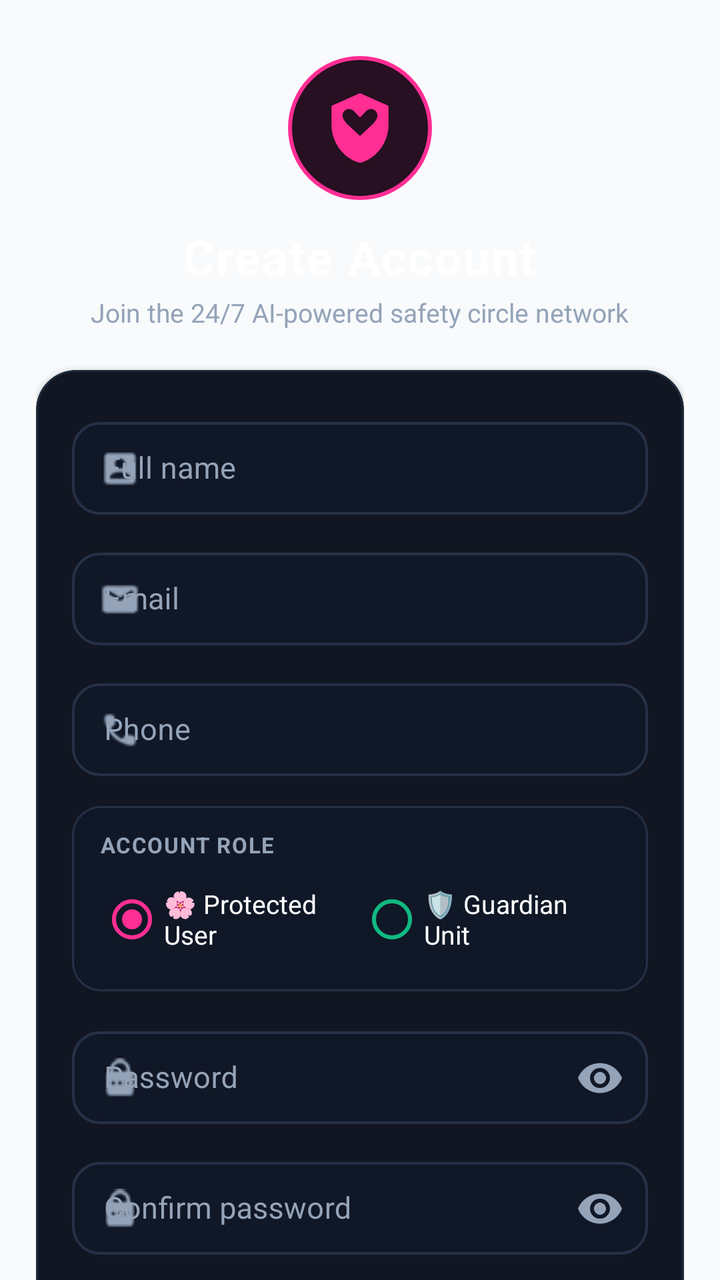
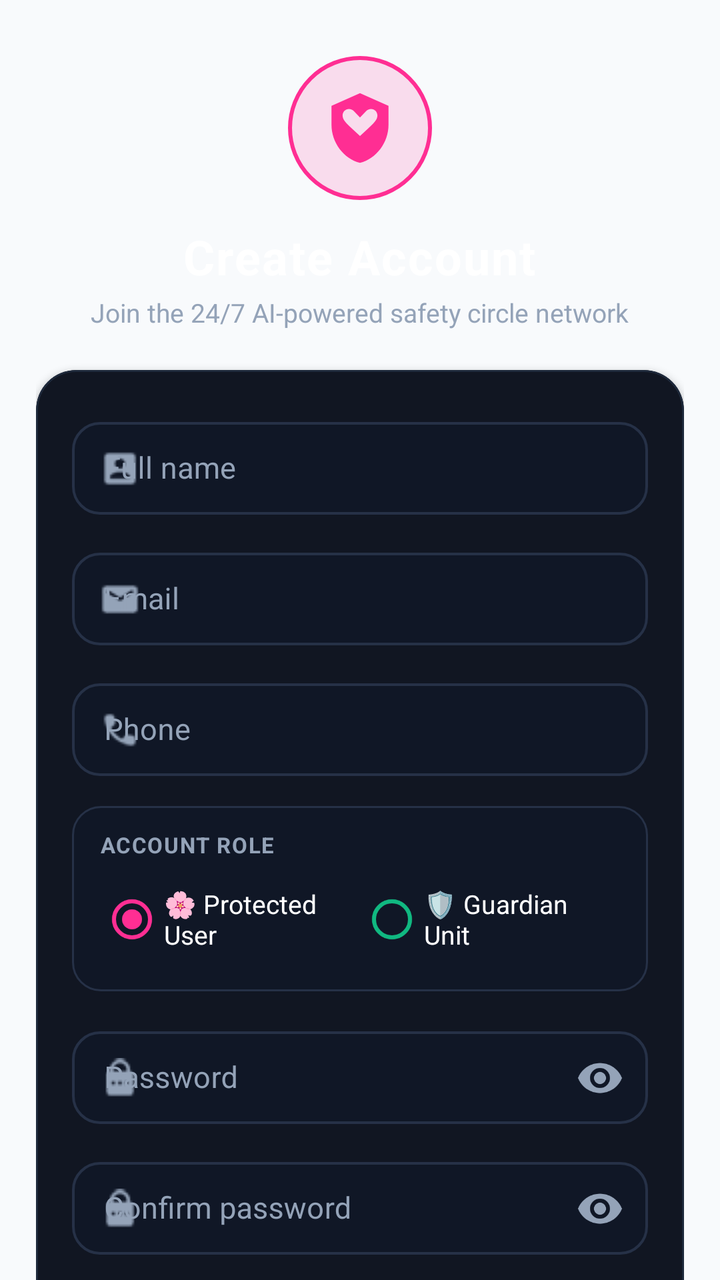

Before-and-after screenshots of an Android layout around one commit, followed by the original layout XML and the change that was made.
<!-- AndroidManifest.xml: application theme Theme.SheGuard -->
<!-- res/layout/fragment_register.xml -->
<?xml version="1.0" encoding="utf-8"?>
<androidx.coordinatorlayout.widget.CoordinatorLayout xmlns:android="http://schemas.android.com/apk/res/android"
    xmlns:app="http://schemas.android.com/apk/res-auto"
    xmlns:tools="http://schemas.android.com/tools"
    android:id="@+id/container_login"
    android:layout_width="match_parent"
    android:layout_height="match_parent"
    android:background="@color/surface_background"
    android:clipChildren="false"
    android:fitsSystemWindows="true"
    tools:context=".ui.fragment.RegisterFragment">

    <androidx.core.widget.NestedScrollView
        android:layout_width="match_parent"
        android:layout_height="match_parent"
        android:fillViewport="true">

        <LinearLayout
            android:layout_width="match_parent"
            android:layout_height="wrap_content"
            android:animateLayoutChanges="true"
            android:gravity="center_horizontal"
            android:orientation="vertical"
            android:paddingHorizontal="18dp"
            android:paddingTop="28dp"
            android:paddingBottom="36dp">

            
            <FrameLayout
                android:layout_width="72dp"
                android:layout_height="72dp"
                android:background="@drawable/bg_auth_logo_glow">

                <ImageView
                    android:layout_width="38dp"
                    android:layout_height="38dp"
                    android:layout_gravity="center"
                    android:src="@drawable/ic_shield_heart_vector"
                    app:tint="#FF2E93" />
            </FrameLayout>

            <TextView
                android:layout_width="wrap_content"
                android:layout_height="wrap_content"
                android:layout_marginTop="12dp"
                android:letterSpacing="0.03"
                android:text="Create Account"
                android:textColor="#FFFFFF"
                android:textSize="24sp"
                android:textStyle="bold" />

            <TextView
                android:layout_width="wrap_content"
                android:layout_height="wrap_content"
                android:layout_marginTop="3dp"
                android:text="Join the 24/7 AI-powered safety circle network"
                android:textColor="#94A3B8"
                android:textSize="13sp" />

            
            <com.google.android.material.card.MaterialCardView
                android:layout_width="match_parent"
                android:layout_height="wrap_content"
                android:layout_marginTop="20dp"
                app:cardBackgroundColor="#111622"
                app:cardCornerRadius="20dp"
                app:cardElevation="2dp"
                app:strokeColor="#1E293B"
                app:strokeWidth="1dp">

                <LinearLayout
                    android:layout_width="match_parent"
                    android:layout_height="wrap_content"
                    android:orientation="vertical"
                    android:paddingHorizontal="18dp"
                    android:paddingTop="20dp"
                    android:paddingBottom="22dp">

                    
                    <com.google.android.material.textfield.TextInputLayout
                        android:id="@+id/et_full_name_layout"
                        style="@style/Widget.MaterialComponents.TextInputLayout.OutlinedBox"
                        android:layout_width="match_parent"
                        android:layout_height="wrap_content"
                        android:layout_marginBottom="12dp"
                        android:animateLayoutChanges="true"
                        android:hint="@string/full_name"
                        android:textColorHint="#94A3B8"
                        app:boxBackgroundColor="#101726"
                        app:boxBackgroundMode="outline"
                        app:boxCornerRadiusBottomEnd="14dp"
                        app:boxCornerRadiusBottomStart="14dp"
                        app:boxCornerRadiusTopEnd="14dp"
                        app:boxCornerRadiusTopStart="14dp"
                        app:boxStrokeColor="@color/selector_auth_input_stroke"
                        app:boxStrokeWidth="1.2dp"
                        app:boxStrokeWidthFocused="1.8dp"
                        app:endIconMode="clear_text"
                        app:endIconTint="#94A3B8"
                        app:hintTextColor="@color/selector_auth_input_hint"
                        app:startIconDrawable="@drawable/ic_name_small"
                        app:startIconTint="#94A3B8">

                        <com.google.android.material.textfield.TextInputEditText
                            android:id="@+id/et_full_name"
                            android:layout_width="match_parent"
                            android:layout_height="wrap_content"
                            android:imeOptions="actionNext"
                            android:inputType="textPersonName"
                            android:paddingVertical="13dp"
                            android:singleLine="true"
                            android:textColor="#FFFFFF"
                            android:textSize="15sp" />

                    </com.google.android.material.textfield.TextInputLayout>

                    
                    <com.google.android.material.textfield.TextInputLayout
                        android:id="@+id/et_email_layout"
                        style="@style/Widget.MaterialComponents.TextInputLayout.OutlinedBox"
                        android:layout_width="match_parent"
                        android:layout_height="wrap_content"
                        android:layout_marginBottom="12dp"
                        android:animateLayoutChanges="true"
                        android:hint="@string/email"
                        android:textColorHint="#94A3B8"
                        app:boxBackgroundColor="#101726"
                        app:boxBackgroundMode="outline"
                        app:boxCornerRadiusBottomEnd="14dp"
                        app:boxCornerRadiusBottomStart="14dp"
                        app:boxCornerRadiusTopEnd="14dp"
                        app:boxCornerRadiusTopStart="14dp"
                        app:boxStrokeColor="@color/selector_auth_input_stroke"
                        app:boxStrokeWidth="1.2dp"
                        app:boxStrokeWidthFocused="1.8dp"
                        app:endIconMode="clear_text"
                        app:endIconTint="#94A3B8"
                        app:hintTextColor="@color/selector_auth_input_hint"
                        app:startIconDrawable="@drawable/ic_email_small"
                        app:startIconTint="#94A3B8">

                        <com.google.android.material.textfield.TextInputEditText
                            android:id="@+id/et_email"
                            android:layout_width="match_parent"
                            android:layout_height="wrap_content"
                            android:imeOptions="actionNext"
                            android:inputType="textEmailAddress"
                            android:paddingVertical="13dp"
                            android:singleLine="true"
                            android:textColor="#FFFFFF"
                            android:textSize="15sp" />

                    </com.google.android.material.textfield.TextInputLayout>

                    
                    <com.google.android.material.textfield.TextInputLayout
                        android:id="@+id/et_phone_layout"
                        style="@style/Widget.MaterialComponents.TextInputLayout.OutlinedBox"
                        android:layout_width="match_parent"
                        android:layout_height="wrap_content"
                        android:layout_marginBottom="14dp"
                        android:animateLayoutChanges="true"
                        android:hint="@string/phone"
                        android:textColorHint="#94A3B8"
                        app:boxBackgroundColor="#101726"
                        app:boxBackgroundMode="outline"
                        app:boxCornerRadiusBottomEnd="14dp"
                        app:boxCornerRadiusBottomStart="14dp"
                        app:boxCornerRadiusTopEnd="14dp"
                        app:boxCornerRadiusTopStart="14dp"
                        app:boxStrokeColor="@color/selector_auth_input_stroke"
                        app:boxStrokeWidth="1.2dp"
                        app:boxStrokeWidthFocused="1.8dp"
                        app:endIconMode="clear_text"
                        app:endIconTint="#94A3B8"
                        app:hintTextColor="@color/selector_auth_input_hint"
                        app:startIconDrawable="@drawable/ic_call_small"
                        app:startIconTint="#94A3B8">

                        <com.google.android.material.textfield.TextInputEditText
                            android:id="@+id/et_phone"
                            android:layout_width="match_parent"
                            android:layout_height="wrap_content"
                            android:imeOptions="actionNext"
                            android:inputType="phone"
                            android:paddingVertical="13dp"
                            android:singleLine="true"
                            android:textColor="#FFFFFF"
                            android:textSize="15sp" />

                    </com.google.android.material.textfield.TextInputLayout>

                    
                    <LinearLayout
                        android:layout_width="match_parent"
                        android:layout_height="wrap_content"
                        android:layout_marginBottom="14dp"
                        android:background="@drawable/bg_role_card_selector"
                        android:orientation="vertical"
                        android:paddingHorizontal="14dp"
                        android:paddingVertical="12dp">

                        <TextView
                            android:layout_width="wrap_content"
                            android:layout_height="wrap_content"
                            android:letterSpacing="0.05"
                            android:text="ACCOUNT ROLE"
                            android:textColor="#94A3B8"
                            android:textSize="11sp"
                            android:textStyle="bold" />

                        <RadioGroup
                            android:id="@+id/rg_role"
                            android:layout_width="match_parent"
                            android:layout_height="wrap_content"
                            android:layout_marginTop="6dp"
                            android:orientation="horizontal">

                            <RadioButton
                                android:id="@+id/rb_role_user"
                                android:layout_width="0dp"
                                android:layout_height="wrap_content"
                                android:layout_weight="1"
                                android:buttonTint="#FF2E93"
                                android:checked="true"
                                android:text="🌸 Protected User"
                                android:textColor="#FFFFFF"
                                android:textSize="13sp" />

                            <RadioButton
                                android:id="@+id/rb_role_guardian"
                                android:layout_width="0dp"
                                android:layout_height="wrap_content"
                                android:layout_weight="1"
                                android:buttonTint="#10B981"
                                android:text="🛡️ Guardian Unit"
                                android:textColor="#FFFFFF"
                                android:textSize="13sp" />
                        </RadioGroup>
                    </LinearLayout>

                    
                    <com.google.android.material.textfield.TextInputLayout
                        android:id="@+id/et_password_layout"
                        style="@style/Widget.MaterialComponents.TextInputLayout.OutlinedBox"
                        android:layout_width="match_parent"
                        android:layout_height="wrap_content"
                        android:layout_marginBottom="12dp"
                        android:animateLayoutChanges="true"
                        android:hint="@string/password"
                        android:textColorHint="#94A3B8"
                        app:boxBackgroundColor="#101726"
                        app:boxBackgroundMode="outline"
                        app:boxCornerRadiusBottomEnd="14dp"
                        app:boxCornerRadiusBottomStart="14dp"
                        app:boxCornerRadiusTopEnd="14dp"
                        app:boxCornerRadiusTopStart="14dp"
                        app:boxStrokeColor="@color/selector_auth_input_stroke"
                        app:boxStrokeWidth="1.2dp"
                        app:boxStrokeWidthFocused="1.8dp"
                        app:endIconMode="password_toggle"
                        app:endIconTint="#94A3B8"
                        app:hintTextColor="@color/selector_auth_input_hint"
                        app:startIconDrawable="@drawable/ic_password_small"
                        app:startIconTint="#94A3B8">

                        <com.google.android.material.textfield.TextInputEditText
                            android:id="@+id/et_password"
                            android:layout_width="match_parent"
                            android:layout_height="wrap_content"
                            android:imeOptions="actionNext"
                            android:inputType="textPassword|textNoSuggestions"
                            android:paddingVertical="13dp"
                            android:singleLine="true"
                            android:textColor="#FFFFFF"
                            android:textSize="15sp" />

                    </com.google.android.material.textfield.TextInputLayout>

                    
                    <com.google.android.material.textfield.TextInputLayout
                        android:id="@+id/et_confirm_password_layout"
                        style="@style/Widget.MaterialComponents.TextInputLayout.OutlinedBox"
                        android:layout_width="match_parent"
                        android:layout_height="wrap_content"
                        android:layout_marginBottom="20dp"
                        android:animateLayoutChanges="true"
                        android:hint="@string/confirm_password"
                        android:textColorHint="#94A3B8"
                        app:boxBackgroundColor="#101726"
                        app:boxBackgroundMode="outline"
                        app:boxCornerRadiusBottomEnd="14dp"
                        app:boxCornerRadiusBottomStart="14dp"
                        app:boxCornerRadiusTopEnd="14dp"
                        app:boxCornerRadiusTopStart="14dp"
                        app:boxStrokeColor="@color/selector_auth_input_stroke"
                        app:boxStrokeWidth="1.2dp"
                        app:boxStrokeWidthFocused="1.8dp"
                        app:endIconMode="password_toggle"
                        app:endIconTint="#94A3B8"
                        app:hintTextColor="@color/selector_auth_input_hint"
                        app:startIconDrawable="@drawable/ic_password_small"
                        app:startIconTint="#94A3B8">

                        <com.google.android.material.textfield.TextInputEditText
                            android:id="@+id/et_confirm_password"
                            android:layout_width="match_parent"
                            android:layout_height="wrap_content"
                            android:imeOptions="actionDone"
                            android:inputType="textPassword|textNoSuggestions"
                            android:paddingVertical="13dp"
                            android:singleLine="true"
                            android:textColor="#FFFFFF"
                            android:textSize="15sp" />

                    </com.google.android.material.textfield.TextInputLayout>

                    
                    <com.google.android.material.button.MaterialButton
                        android:id="@+id/btn_register"
                        android:layout_width="match_parent"
                        android:layout_height="52dp"
                        android:background="@drawable/bg_auth_btn_primary"
                        android:text="@string/btn_register"
                        android:textAllCaps="false"
                        android:textColor="#FFFFFF"
                        android:textSize="15.5sp"
                        android:textStyle="bold"
                        app:backgroundTint="@null"
                        app:cornerRadius="14dp"
                        app:elevation="3dp" />

                </LinearLayout>
            </com.google.android.material.card.MaterialCardView>

            
            <LinearLayout
                android:layout_width="wrap_content"
                android:layout_height="wrap_content"
                android:layout_marginTop="24dp"
                android:gravity="center"
                android:orientation="horizontal">

                <TextView
                    android:layout_width="wrap_content"
                    android:layout_height="wrap_content"
                    android:text="@string/already_have_account"
                    android:textColor="#94A3B8"
                    android:textSize="14sp" />

                <TextView
                    android:id="@+id/btn_login"
                    android:layout_width="wrap_content"
                    android:layout_height="wrap_content"
                    android:layout_marginStart="6dp"
                    android:clickable="true"
                    android:focusable="true"
                    android:padding="4dp"
                    android:text="@string/sign_in"
                    android:textColor="#FF70B5"
                    android:textSize="14.5sp"
                    android:textStyle="bold" />
            </LinearLayout>

        </LinearLayout>
    </androidx.core.widget.NestedScrollView>
</androidx.coordinatorlayout.widget.CoordinatorLayout>
<!-- resources referenced by this layout -->
<resources>
  <color name="surface_background">#F8FAFC</color>
  <!-- drawable bg_auth_btn_primary (drawable) -->
  <?xml version="1.0" encoding="utf-8"?>
  <ripple xmlns:android="http://schemas.android.com/apk/res/android"
      android:color="#40FFFFFF">
      <item>
          <shape android:shape="rectangle">
              <gradient
                  android:angle="45"
                  android:endColor="#D6006E"
                  android:startColor="#FF2E93"
                  android:type="linear" />
              <corners android:radius="14dp" />
          </shape>
      </item>
  </ripple>
  <!-- drawable bg_auth_logo_glow (drawable) -->
  <?xml version="1.0" encoding="utf-8"?>
  <shape xmlns:android="http://schemas.android.com/apk/res/android"
      android:shape="oval">
      <solid android:color="#261021" />
      <stroke
          android:width="2dp"
          android:color="#FF2E93" />
  </shape>
  <string name="already_have_account">Already have an account?</string>
  <string name="btn_register">Register</string>
  <string name="confirm_password">Confirm password</string>
  <string name="email">Email</string>
  <string name="full_name">Full name</string>
  <string name="password">Password</string>
  <string name="phone">Phone</string>
  <string name="sign_in">Sign In</string>
  <style name="Theme.SheGuard" parent="Base.Theme.SheGuard" />
  <style name="Base.Theme.SheGuard" parent="Theme.Material3.DayNight.NoActionBar">
          
          <item name="android:statusBarColor">@android:color/transparent</item>
          <item name="android:windowLightStatusBar">true</item>
  
          
          <item name="android:navigationBarColor">@android:color/transparent</item>
          <item name="android:windowLightNavigationBar" tools:targetApi="o_mr1">true</item>
  
          
          <item name="colorPrimary">@color/accent_pink</item>
          <item name="colorPrimaryVariant">@color/colorPrimaryDark</item>
          <item name="colorSecondary">@color/accent_pink</item>
          <item name="colorAccent">@color/accent_pink</item>
          <item name="android:windowBackground">@color/surface_background</item>
          <item name="android:colorBackground">@color/surface_background</item>
          <item name="colorSurface">@color/surface_card</item>
          <item name="colorOnSurface">@color/textColorPrimary</item>
          <item name="colorSurfaceVariant">@color/color_surface_variant</item>
          <item name="colorOnSurfaceVariant">@color/textColorSecondary</item>
          <item name="android:textColor">@color/textColorPrimary</item>
          <item name="android:textColorPrimary">@color/textColorPrimary</item>
          <item name="android:textColorSecondary">@color/textColorSecondary</item>
  
          <item name="radioButtonStyle">@style/Widget.SheGuard.RadioButton.Pink</item>
          <item name="materialSwitchStyle">@style/Widget.SheGuard.Switch.Pink</item>
          <item name="checkboxStyle">@style/Widget.SheGuard.Checkbox.Pink</item>
      </style>
  <color name="accent_pink">#FF2E93</color>
  <color name="colorPrimaryDark">#D81173</color>
  <color name="surface_card">#FFFFFF</color>
  <color name="textColorPrimary">#0F172A</color>
  <color name="color_surface_variant">#F1F5F9</color>
  <color name="textColorSecondary">#64748B</color>
  <style name="Widget.SheGuard.Switch.Pink" parent="Widget.Material3.CompoundButton.MaterialSwitch">
          <item name="thumbTint">@color/accent_pink</item>
      </style>
  <style name="Widget.SheGuard.Checkbox.Pink" parent="Widget.Material3.CompoundButton.CheckBox">
          <item name="buttonTint">@color/accent_pink</item>
      </style>
  <style name="ThemeOverlay.SheGuard.RadioButton.Pink" parent="">
          <item name="colorOnSurface">@color/accent_pink</item>
          <item name="colorSecondary">@color/accent_pink</item>
      </style>
  <!-- unchanged entries left out for length: 7 -->
</resources>

<!-- the commit's change to res/layout/fragment_register.xml (unified diff, before → after) -->
@@ -36,7 +36,7 @@
                     android:layout_height="38dp"
                     android:layout_gravity="center"
                     android:src="@drawable/ic_shield_heart_vector"
-                    app:tint="#FF2E93" />
+                    app:tint="?attr/themeAccent" />
             </FrameLayout>
 
             <TextView
@@ -221,7 +221,7 @@
                                 android:layout_width="0dp"
                                 android:layout_height="wrap_content"
                                 android:layout_weight="1"
-                                android:buttonTint="#FF2E93"
+                                android:buttonTint="?attr/themeAccent"
                                 android:checked="true"
                                 android:text="🌸 Protected User"
                                 android:textColor="#FFFFFF"
<!-- resource entries referenced after the edit -->
@@ -7,11 +7,7 @@
       android:color="#40FFFFFF">
       <item>
           <shape android:shape="rectangle">
-              <gradient
-                  android:angle="45"
-                  android:endColor="#D6006E"
-                  android:startColor="#FF2E93"
-                  android:type="linear" />
+              <solid android:color="?attr/themeAccent" />
               <corners android:radius="14dp" />
           </shape>
       </item>
@@ -20,10 +16,10 @@
   <?xml version="1.0" encoding="utf-8"?>
   <shape xmlns:android="http://schemas.android.com/apk/res/android"
       android:shape="oval">
-      <solid android:color="#261021" />
+      <solid android:color="?attr/themeAccentSubtle" />
       <stroke
           android:width="2dp"
-          android:color="#FF2E93" />
+          android:color="?attr/themeAccent" />
   </shape>
   <string name="already_have_account">Already have an account?</string>
   <string name="btn_register">Register</string>
@@ -48,6 +44,8 @@
           <item name="colorPrimaryVariant">@color/colorPrimaryDark</item>
           <item name="colorSecondary">@color/accent_pink</item>
           <item name="colorAccent">@color/accent_pink</item>
+          <item name="themeAccent">@color/accent_pink</item>
+          <item name="themeAccentSubtle">@color/colorPinkSubtle</item>
           <item name="android:windowBackground">@color/surface_background</item>
           <item name="android:colorBackground">@color/surface_background</item>
           <item name="colorSurface">@color/surface_card</item>
@@ -64,6 +62,7 @@
       </style>
   <color name="accent_pink">#FF2E93</color>
   <color name="colorPrimaryDark">#D81173</color>
+  <color name="colorPinkSubtle">#26FF2E93</color>
   <color name="surface_card">#FFFFFF</color>
   <color name="textColorPrimary">#0F172A</color>
   <color name="color_surface_variant">#F1F5F9</color>
